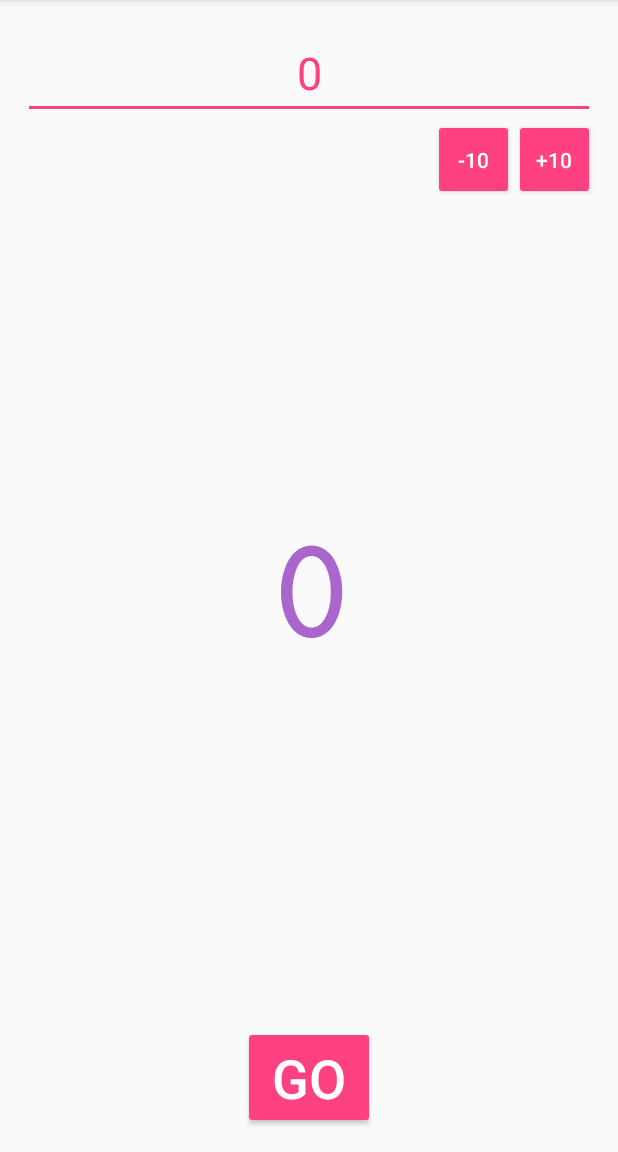
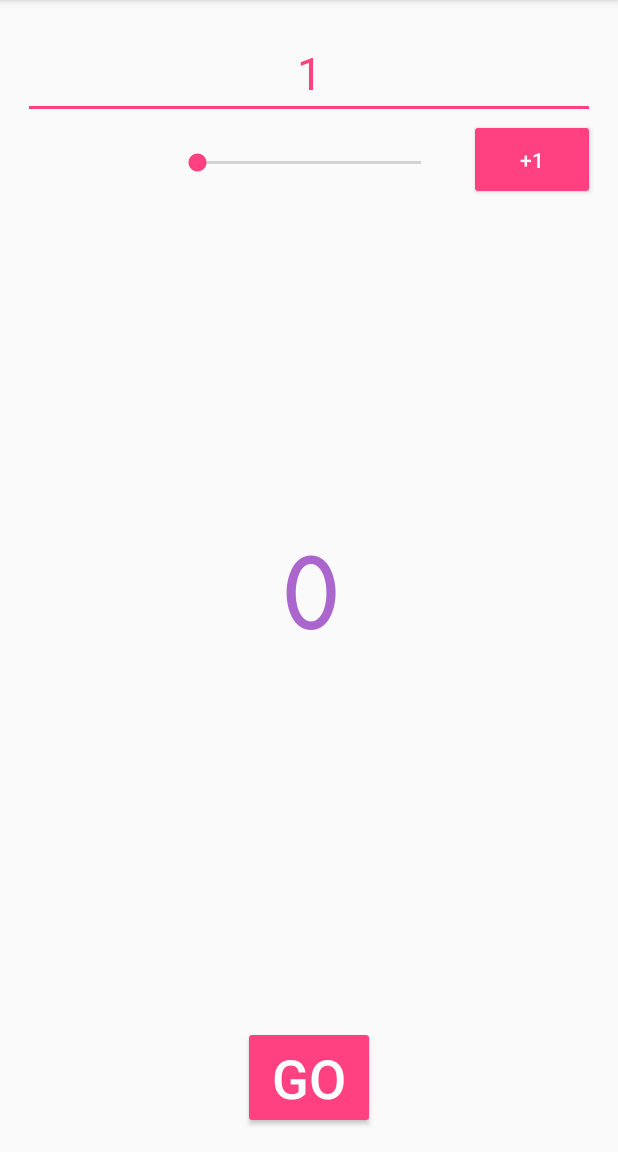
Before and after one commit to feanored/RandomMonkey, an Android app: the screen it shows after launch (MainActivity), after a tap on "GO", on a phone screen of 412 x 824 dp, the part 84-1236 px from its top. Run offline under Robolectric (Android 15) with nearby library versions, the phone set to English and light mode, and no system bars; 1 other tap on this screen came first.

Commit message:
Versão 1.6
Criei um controle deslizante para alterar a potência de 10 que os botões alteram a quantidade;
Os botões agora são só 2 e mudam dinâmicamente de acordo com o controle deslizante;
Configurei um limite superior de 1 milhão para os sorteios.

```diff
--- a/app/src/main/java/com/eduardo/brownianmonkey/MainActivity.java
+++ b/app/src/main/java/com/eduardo/brownianmonkey/MainActivity.java
@@ -6,22 +6,27 @@ import android.os.Handler;
 import android.support.v7.app.AppCompatActivity;
 import android.os.Bundle;
 import android.view.Gravity;
+import android.view.KeyEvent;
 import android.view.Menu;
 import android.view.MenuInflater;
 import android.view.MenuItem;
 import android.view.View;
+import android.view.inputmethod.EditorInfo;
 import android.widget.Button;
 import android.widget.EditText;
+import android.widget.SeekBar;
 import android.widget.TextView;
 import android.widget.Toast;
 
 import java.util.Random;
 
 public class MainActivity extends AppCompatActivity {
-    Button bm1, bp1, bm10, bp10, bgo;
+    Button bm, bp, bgo;
     EditText qtd;
     TextView textRes, textLoad;
     SharedPreferences configs;
+    SeekBar seekBar;
+    final int LIMITE = 1000000;
 
     @Override
     protected void onCreate(Bundle savedInstanceState) {
@@ -36,18 +41,22 @@ public class MainActivity extends AppCompatActivity {
         toast.show();
 
         // Registrando elementos
-        bm1 = findViewById(R.id.bm1);
-        bp1 = findViewById(R.id.bp1);
-        bm10 = findViewById(R.id.bm10);
-        bp10 = findViewById(R.id.bp10);
+        bm = findViewById(R.id.bm1);
+        bp = findViewById(R.id.bp10);
         bgo = findViewById(R.id.bgo);
         qtd = findViewById(R.id.qtde);
         textRes = findViewById(R.id.textRes);
         textLoad = findViewById(R.id.textLoad);
+        seekBar = findViewById(R.id.seekBar);
 
-        // recuperando valores para sorteio da configuração
+        // recuperando valores das configurações
         qtd.setText(String.valueOf(configs.getInt("qtde", 0)));
         textRes.setText(String.valueOf(configs.getInt("sorteio", 0)));
+        int passo = configs.getInt("step", 0);
+        seekBar.setProgress(passo);
+        passo = (int) Math.pow(10, passo);
+        bm.setText(String.format(getString(R.string.sb_menos), passo));
+        bp.setText(String.format(getString(R.string.sb_mais), passo));
 
         // Eventos
         bgo.setOnClickListener(new View.OnClickListener() {
@@ -57,10 +66,10 @@ public class MainActivity extends AppCompatActivity {
                 int valor_int = 0;
                 String modelo = configs.getString("modelo", getString(R.string.mod_unif));
                 if(qtd < 2) {
-                    Toast toast = Toast.makeText(getApplicationContext(), R.string.s_min, Toast.LENGTH_SHORT);
-                    toast.setGravity(Gravity.CENTER, 0, -100);
-                    toast.show();
+                    aviso(R.string.s_min);
                 } else {
+                    // valida qtde
+                    setQtd(0);
                     sorteio();
                     // MODELO UNIFORME NO INTERVALO
                     if (modelo.equals(getString(R.string.mod_unif))){
@@ -78,6 +87,8 @@ public class MainActivity extends AppCompatActivity {
                         valor *= qtd;
                         valor_int = (int)Math.ceil(valor);
                     }
+                    if (valor_int >= LIMITE)
+                        valor_int = LIMITE - 1;
                     textRes.setText(String.valueOf(valor_int));
                     // salvando nas configurações
                     SharedPreferences.Editor editor = configs.edit();
@@ -86,26 +97,59 @@ public class MainActivity extends AppCompatActivity {
                 }
             }
         });
-        bm1.setOnClickListener(new View.OnClickListener() {
+        bm.setOnClickListener(new View.OnClickListener() {
             public void onClick(View v) {
-                setQtd(-1);
+                int passo = configs.getInt("step", 0);
+                passo = (int) Math.pow(10, passo);
+                setQtd(-passo);
             }
         });
-        bp1.setOnClickListener(new View.OnClickListener() {
+        bp.setOnClickListener(new View.OnClickListener() {
             public void onClick(View v) {
-                setQtd(1);
+                int passo = configs.getInt("step", 0);
+                passo = (int) Math.pow(10, passo);
+                setQtd(passo);
             }
         });
-        bm10.setOnClickListener(new View.OnClickListener() {
-            public void onClick(View v) {
-                setQtd(-10);
+        qtd.setOnEditorActionListener(new EditText.OnEditorActionListener() {
+            @Override
+            public boolean onEditorAction(TextView v, int actionId, KeyEvent event) {
+                if (actionId == EditorInfo.IME_ACTION_SEARCH ||
+                    actionId == EditorInfo.IME_ACTION_DONE || event != null &&
+                    event.getAction() == KeyEvent.ACTION_DOWN &&
+                    event.getKeyCode() == KeyEvent.KEYCODE_ENTER) {
+                    if (event == null || !event.isShiftPressed()) {
+                        // acabou de digitar, verifica se passou do limite
+                        setQtd(0);
+                        return false;
+                    }
+                }
+                return false; // passa pra frente
             }
         });
-        bp10.setOnClickListener(new View.OnClickListener() {
-            public void onClick(View v) {
-                setQtd(10);
+        seekBar.setOnSeekBarChangeListener(new SeekBar.OnSeekBarChangeListener() {
+            @Override
+            public void onProgressChanged(SeekBar seekBar, int i, boolean b) {
+                int passo = (int) Math.pow(10, i);
+                bm.setText(String.format(getString(R.string.sb_menos), passo));
+                bp.setText(String.format(getString(R.string.sb_mais), passo));
+
+                // salvando passo
+                SharedPreferences.Editor editor = configs.edit();
+                editor.putInt("step", i);
+                editor.apply();
             }
+            @Override
+            public void onStartTrackingTouch(SeekBar seekBar) {}
+            @Override
+            public void onStopTrackingTouch(SeekBar seekBar) {}
         });
+    }
+
+    protected void aviso(int texto_id){
+        Toast toast = Toast.makeText(getApplicationContext(), texto_id, Toast.LENGTH_SHORT);
+        toast.setGravity(Gravity.CENTER, 0, -100);
+        toast.show();
     }
 
     protected void sorteio(){
@@ -121,7 +165,7 @@ public class MainActivity extends AppCompatActivity {
                 try{
                     Thread.sleep(Float.valueOf(tempo * 1000).intValue());
                 } catch (Exception e) {
-                    System.out.print(e.getMessage());
+                    System.out.println(e.getMessage());
                 }
                 handler.post(new Runnable() {
                     @Override
@@ -141,7 +185,13 @@ public class MainActivity extends AppCompatActivity {
         if(txt.equals(""))
             qtde = configs.getInt("qtde", 0);
         else
-            qtde = Integer.parseInt(txt);
+            try {
+                qtde = Integer.parseInt(txt);
+            }
+            catch(Exception e){
+                qtde = LIMITE;
+                aviso(R.string.s_max);
+            }
         return qtde;
     }
 
@@ -151,6 +201,10 @@ public class MainActivity extends AppCompatActivity {
         novo = atual + valor;
         if(novo < 0)
             novo = 0;
+        else if(novo > LIMITE) {
+            novo = LIMITE;
+            aviso(R.string.s_max);
+        }
         qtd.setText(String.valueOf(novo));
         // salvando nas configurações
         SharedPreferences.Editor editor = configs.edit();
--- a/app/src/main/java/com/eduardo/brownianmonkey/SobreActivity.java
+++ b/app/src/main/java/com/eduardo/brownianmonkey/SobreActivity.java
@@ -13,11 +13,11 @@ public class SobreActivity extends AppCompatActivity {
     protected void onCreate(Bundle savedInstanceState) {
         super.onCreate(savedInstanceState);
         setContentView(R.layout.activity_sobre);
-        Toast toast = Toast.makeText(getApplicationContext(), R.string.sobre_tip, Toast.LENGTH_LONG);
+        getSupportActionBar().setDisplayHomeAsUpEnabled(true);
+        getSupportActionBar().setTitle(R.string.sobre);
+        Toast toast = Toast.makeText(getApplicationContext(), R.string.sobre_tip, Toast.LENGTH_SHORT);
         toast.setGravity(Gravity.CENTER, 0, 200);
         toast.show();
-        getSupportActionBar().setDisplayHomeAsUpEnabled(true);
-        getSupportActionBar().setTitle(R.string.sobre);
     }
 
     @Override
--- a/app/src/main/res/layout/activity_main.xml
+++ b/app/src/main/res/layout/activity_main.xml
@@ -15,7 +15,7 @@
         android:textAlignment="center"
         android:textAllCaps="false"
         android:textColor="@android:color/holo_purple"
-        android:textSize="100sp"
+        android:textSize="80sp"
         android:textStyle="bold"
         android:text="@string/zero"
         app:layout_constraintBottom_toBottomOf="parent"
@@ -61,37 +61,30 @@
     <Button
         android:id="@+id/bm1"
         style="@style/Widget.AppCompat.Button.Colored"
-        android:layout_width="54dp"
+        android:layout_width="84dp"
         android:layout_height="54dp"
         android:text="@string/sb_m1"
         app:layout_constraintLeft_toRightOf="parent"
         app:layout_constraintTop_toBottomOf="@id/qtde" />
 
     <Button
-        android:id="@+id/bp1"
-        style="@style/Widget.AppCompat.Button.Colored"
-        android:layout_width="54dp"
-        android:layout_height="54dp"
-        android:text="@string/sb_p1"
-        app:layout_constraintLeft_toRightOf="@id/bm1"
-        app:layout_constraintTop_toBottomOf="@id/qtde" />
-
-    <Button
         android:id="@+id/bp10"
         style="@style/Widget.AppCompat.Button.Colored"
-        android:layout_width="54dp"
+        android:layout_width="84dp"
         android:layout_height="54dp"
         android:text="@string/sb_p10"
         app:layout_constraintRight_toRightOf="parent"
         app:layout_constraintTop_toBottomOf="@id/qtde" />
 
-    <Button
-        android:id="@+id/bm10"
-        style="@style/Widget.AppCompat.Button.Colored"
-        android:layout_width="54dp"
-        android:layout_height="54dp"
-        android:text="@string/sb_m10"
-        app:layout_constraintRight_toLeftOf="@id/bp10"
+    <SeekBar
+        android:id="@+id/seekBar"
+        android:layout_marginLeft="100dp"
+        android:layout_marginRight="100dp"
+        android:layout_marginTop="20dp"
+        android:layout_width="match_parent"
+        android:layout_height="wrap_content"
+        android:max="5"
+        app:layout_constraintLeft_toLeftOf="@id/bm1"
         app:layout_constraintTop_toBottomOf="@id/qtde" />
 
     <Button
--- a/app/src/main/res/values/strings.xml
+++ b/app/src/main/res/values/strings.xml
@@ -3,20 +3,28 @@
     <string name="sb_go">GO</string>
     <string name="s_aviso">O que você quer de mim, macaquinho estúpido?</string>
     <string name="s_min">Valor mínimo para sorteio: 2!</string>
+    <string name="s_max">Valor máximo para sorteio: 1 milhão!</string>
     <string name="sb_m1">-1</string>
     <string name="sb_p1">+1</string>
     <string name="sb_m10">-10</string>
     <string name="sb_p10">+10</string>
+    <string name="sb_mais">+%d</string>
+    <string name="sb_menos">-%d</string>
     <string name="zero">0</string>
     <string name="loading">Macaco tá pensando…</string>
     <string name="sobre">Sobre</string>
     <string name="configs">Opções</string>
     <string name="sobre_texto">
-        Versão 1.5
+        Versão 1.6
         \n\nEduardo Galvani Massino
         \n\nCursando Matemática Aplicada, no IME, na Universidade de São Paulo
     </string>
     <string name="sobre_changes">
+        \n\nMudanças na versão 1.6:
+        \n\t Criei um controle deslizante para alterar a potência de 10 que os botões alteram a quantidade;
+        \n\t Os botões agora são só 2 e mudam dinâmicamente de acordo com o controle deslizante;
+        \n\t Configurei um limite superior de 1 milhão para os sorteios.
+
         \n\nMudanças na versão 1.5:
         \n\t Criada tela de configurações:
         \n\t\t- Escolha do modelo de distribuição de probabilidade, Normal Padrão ou Uniforme Discreto;
```
Also changed, not shown: app/src/main/res/layout/activity_sobre.xml (+7 -1 lines).
